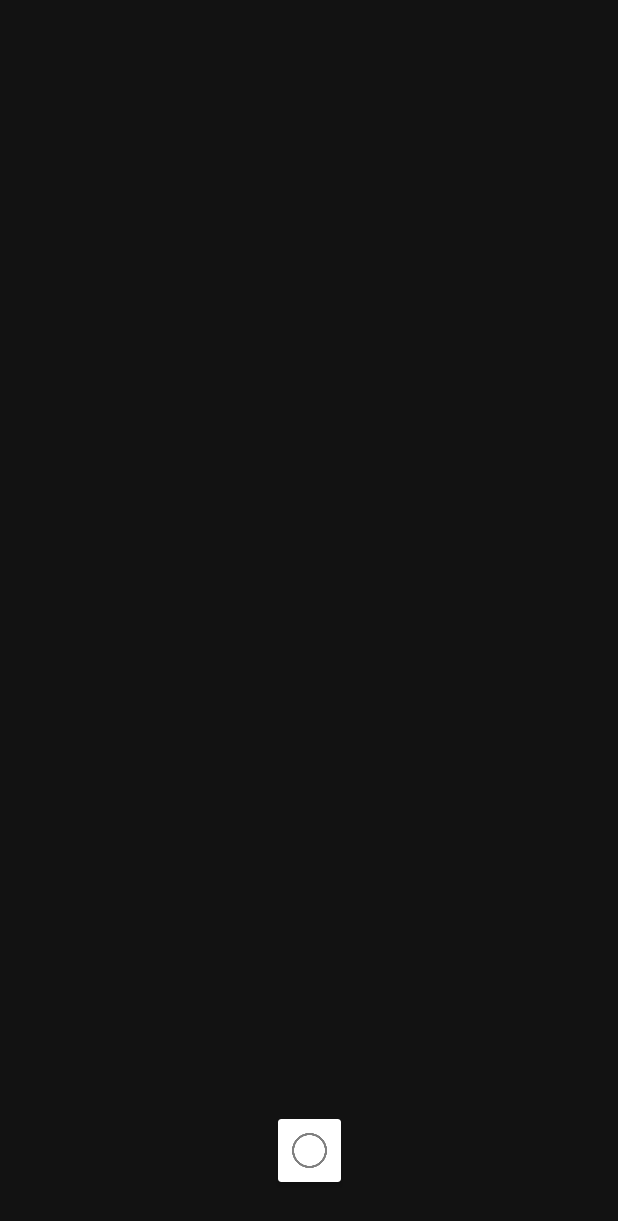
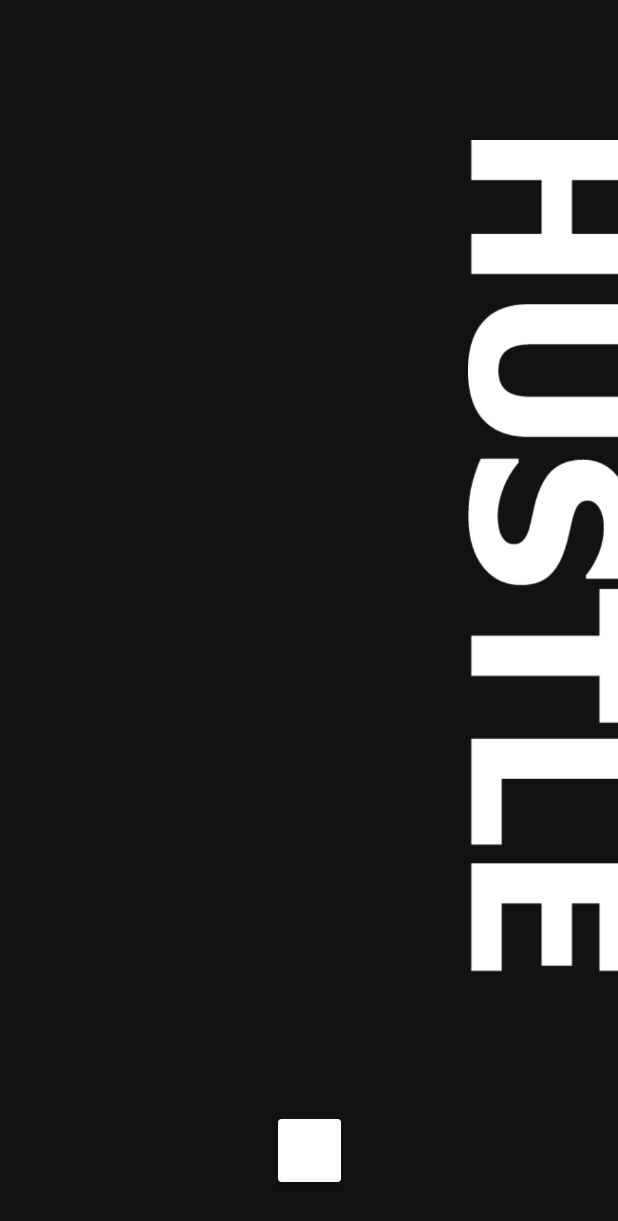
Before and after one commit to phanijsp/PicoLauncher, an Android app: the screen it shows after launch (MainActivity), on a phone screen of 412 x 824 dp. Shown: the top 1221 px of the screen. Run offline under Robolectric (Android 15) with nearby library versions, the phone set to English and light mode, and no system bars; libraries missing offline, so code that uses them is left out: soup.neumorphism; plain views replace NeumorphCardView; 6 statements that could not run were skipped.

Commit message:
Added to attrs, themes, stylized background

```diff
--- a/app/src/main/java/org/deltaverse/picolauncher/MainActivity.java
+++ b/app/src/main/java/org/deltaverse/picolauncher/MainActivity.java
@@ -43,11 +43,12 @@ public class MainActivity extends AppCompatActivity {
 	@Override
 	protected void onCreate(Bundle savedInstanceState) {
 		super.onCreate(savedInstanceState);
+		setTheme(R.style.DefaultTheme);
 		setContentView(R.layout.activity_main);
 
-		Window w = getWindow();
-		w.setStatusBarColor(ContextCompat.getColor(this, R.color.default_background));
-		w.setNavigationBarColor(ContextCompat.getColor(this, R.color.default_background));
+//		Window w = getWindow();
+//		w.setStatusBarColor(ContextCompat.getColor(this, R.color.default_background));
+//		w.setNavigationBarColor(ContextCompat.getColor(this, R.color.default_background));
 
 		apps = getUpdatedList();
 		filtered_List = new ArrayList<>();
--- a/app/src/main/res/layout/activity_main.xml
+++ b/app/src/main/res/layout/activity_main.xml
@@ -6,17 +6,28 @@
     xmlns:app="http://schemas.android.com/apk/res-auto"
     android:layout_width="match_parent"
     android:layout_height="match_parent"
-    android:background="#121212"
+    android:background="?attr/background_color"
     tools:context=".MainActivity">
 
+    <ImageView
+        android:id="@+id/stylized_text"
+        android:layout_width="100dp"
+        android:layout_height="wrap_content"
+        app:layout_constraintTop_toTopOf="parent"
+        app:layout_constraintEnd_toEndOf="parent"
+        app:layout_constraintBottom_toTopOf="@id/neu"
+        android:layout_margin="0dp"
+        android:padding="0dp"
+        android:src="@drawable/hustle"
+        tools:ignore="ContentDescription" />
 <soup.neumorphism.NeumorphCardView
     android:id="@+id/neu"
     android:layout_margin="36dp"
     android:animateLayoutChanges="true"
     android:layout_width="wrap_content"
     android:layout_height="wrap_content"
-    app:neumorph_shadowColorLight="#1a1a1a"
-    app:neumorph_shadowColorDark="#0d0d0d"
+    app:neumorph_shadowColorLight="?attr/neu_light_color"
+    app:neumorph_shadowColorDark="?attr/neu_dark_color"
     app:layout_constraintBottom_toBottomOf="parent"
     app:layout_constraintStart_toStartOf="parent"
     app:layout_constraintEnd_toEndOf="parent">
@@ -33,14 +44,15 @@
             app:layout_constraintTop_toTopOf="parent"
             app:layout_constraintBottom_toBottomOf="parent"
             android:src="@drawable/circle_icon"
-            />
+            android:tint="#fff"
+            tools:ignore="ContentDescription" />
        <EditText
            android:imeOptions="actionDone"
            android:id="@+id/edit_text"
            android:visibility="visible"
            android:layout_height="wrap_content"
            android:layout_width="0dp"
-           android:textColor="@android:color/tertiary_text_light"
+           android:textColor="#fff"
            android:enabled="true"
            android:padding="8dp"
            android:cursorVisible="false"
@@ -50,7 +62,7 @@
            app:layout_constraintEnd_toEndOf="parent"
            app:layout_constraintTop_toTopOf="parent"
            app:layout_constraintBottom_toBottomOf="parent"
-            />
+           tools:ignore="Autofill,LabelFor" />
     </androidx.constraintlayout.widget.ConstraintLayout>
 </soup.neumorphism.NeumorphCardView>
 
--- a/app/src/main/res/values/styles.xml
+++ b/app/src/main/res/values/styles.xml
@@ -8,5 +8,29 @@
         <item name="android:windowBackground">#000</item>
     </style>
 
+    <style name="DefaultTheme" parent="Theme.AppCompat.Light.NoActionBar">
+        <!-- Customize your theme here. -->
+        <item name="colorPrimary">@color/colorPrimary</item>
+        <item name="colorPrimaryDark">@color/default_background</item>
+        <item name="colorAccent">@color/colorAccent</item>
+        <item name="android:windowBackground">#000</item>
+        <item name="stylized_text_visible">false</item>
+        <item name="neu_light_color">#1a1a1a</item>
+        <item name="neu_dark_color">#0d0d0d</item>
+        <item name="background_color">#121212</item>
+    </style>
 
+    <style name="ThemeRed" parent="Theme.AppCompat.Light.NoActionBar">
+        <!-- Customize your theme here. -->
+        <item name="colorPrimary">@color/colorPrimary</item>
+        <item name="colorPrimaryDark">@color/default_background</item>
+        <item name="colorAccent">@color/colorAccent</item>
+        <item name="android:windowBackground">#fc082b</item>
+        <item name="stylized_text_visible">false</item>
+        <item name="neu_light_color">#fd3553</item>
+        <item name="neu_dark_color">#e30224</item>
+        <item name="background_color">#fc082b</item>
+        <item name="android:statusBarColor">#fc082b</item>
+        <item name="android:navigationBarColor">#fc082b</item>
+    </style>
 </resources>
```
Also changed, not shown: app/src/main/res/values/attrs.xml (added, +7 -0 lines), app/src/main/res/drawable/hustle.png (added).
